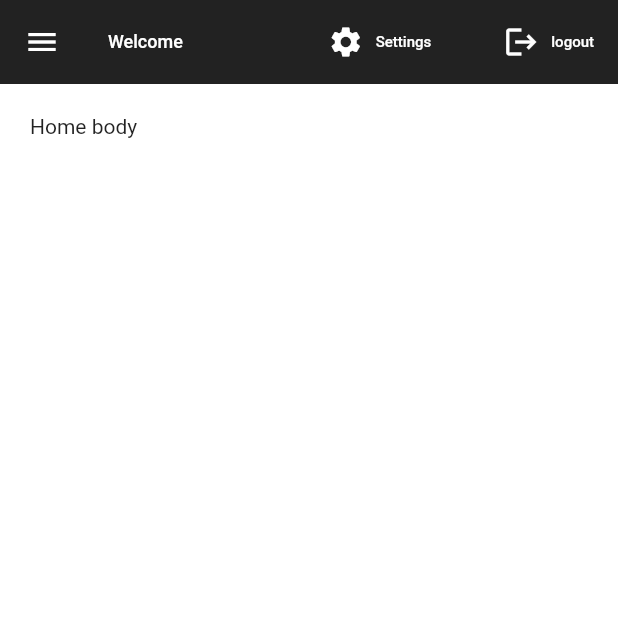
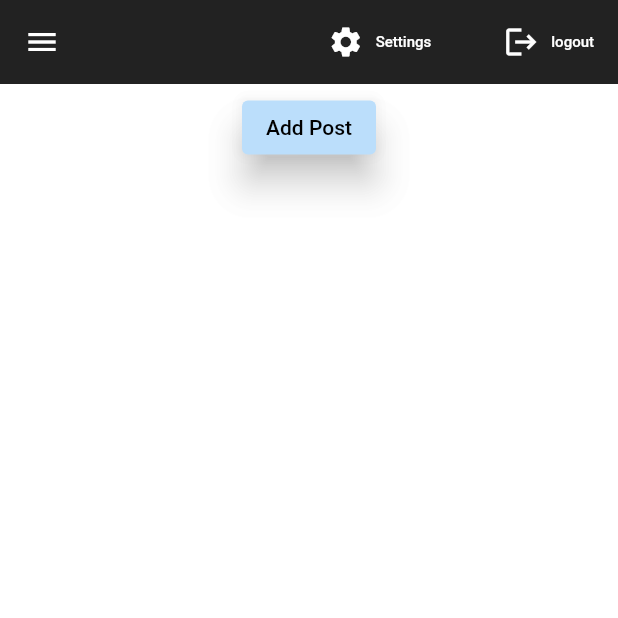
Before and after one commit to SougataGhosh314/harmony, a Flutter app: the screen it shows once a user with an empty profile is signed in, on a phone screen of 412 x 824 dp, the top half of it. Run offline on Flutter 3.47's test engine with Material 2 defaults, Android fonts, the phone set to English and light mode, and no system bars; our stand-ins replace cloud_firestore, firebase_auth, firebase_core, firebase_storage, flutter_spinkit, fluttertoast and 2 more; accounts and stored records are empty.

Commit message:
added post creation and personal feed based on friends' posts and type of post, toDO: likes and comments and remove post

```diff
--- a/lib/main.dart
+++ b/lib/main.dart
@@ -8,6 +8,7 @@ import 'package:harmony_ghosh/screens/nav_items/friends/friends.dart';
 import 'package:harmony_ghosh/screens/nav_items/people/people.dart';
 import 'package:harmony_ghosh/screens/nav_items/recieved_requests/recieved_requests.dart';
 import 'package:harmony_ghosh/screens/nav_items/sent_requests/sent_requests.dart';
+import 'package:harmony_ghosh/screens/posts/add_post.dart';
 import 'package:harmony_ghosh/screens/wrapper.dart';
 import 'package:harmony_ghosh/services/auth.dart';
 import 'package:provider/provider.dart';
@@ -32,7 +33,8 @@ class MyApp extends StatelessWidget {
           "/people": (context) => People(),
           "/friends": (context) => Friends(),
           "/sent_requests": (context) => SentRequests(),
-          "/recieved_requests": (context) => RecievedRequests()
+          "/recieved_requests": (context) => RecievedRequests(),
+          "/add_post": (context) => AddPost()
         },
       ),
     );
--- /dev/null
+++ b/lib/models/post.dart
@@ -0,0 +1,51 @@
+class Post {
+  String postId; // post id: userID_creationTimeStamp
+  String creatorId; // stores user id of creator
+  String textContent; // stores the text content made in the post
+  String mediaContentURL;
+  // stores the URL of the photo/video in the post, if there
+  // conveniently it is the download URL of file
+  // posts/postId.png
+
+  List<String> likes; // stores the userIds of people who liked the post
+  List<String> comments;
+  // stores the comment in format:
+  // userIdofCommenter_timeStampOfComment_commentWritten
+
+  String visibility;
+  // "private", "friends" or "public"
+
+  Post(
+      {this.postId,
+      this.creatorId,
+      this.textContent,
+      this.mediaContentURL,
+      this.visibility,
+      this.comments,
+      this.likes});
+}
+
+class FeedPost {
+  String postId; // post id: userID_creationTimeStamp
+  String creatorName; // stores user id of creator
+  String textContent; // stores the text content made in the post
+  String mediaContentURL;
+  String timeOfPost;
+  // stores the URL of the photo/video in the post, if there
+  // conveniently it is the download URL of file
+  // posts/postId.png
+
+  List<String> likes; // stores the userIds of people who liked the post
+  List<String> comments;
+  // stores the comment in format:
+  // userIdofCommenter_timeStampOfComment_commentWritten
+
+  FeedPost(
+      {this.postId,
+      this.creatorName,
+      this.textContent,
+      this.mediaContentURL,
+      this.timeOfPost,
+      this.comments,
+      this.likes});
+}
--- a/lib/screens/home/home.dart
+++ b/lib/screens/home/home.dart
@@ -1,5 +1,6 @@
 import 'package:firebase_core/firebase_core.dart';
 import 'package:harmony_ghosh/models/app_user.dart';
+import 'package:harmony_ghosh/screens/home/my_feed/Posts.dart';
 import 'package:harmony_ghosh/services/auth.dart';
 import 'package:flutter/material.dart';
 import 'package:harmony_ghosh/services/database.dart';
@@ -82,7 +83,7 @@ class _HomeState extends State<Home> {
               backgroundColor: Colors.white54,
               appBar: AppBar(
                 title: Text(
-                  "Welcome ${appUser.name}", // $emailOfSignedInUser
+                  "${appUser.name}", // $emailOfSignedInUser
                   style: TextStyle(fontSize: 12, color: Colors.white),
                 ),
                 backgroundColor: Colors.black87,
@@ -121,8 +122,28 @@ class _HomeState extends State<Home> {
                 ],
               ),
               body: Padding(
-                padding: const EdgeInsets.all(20.0),
-                child: Text("Home body"),
+                padding: const EdgeInsets.all(5.0),
+                child: Column(
+                  children: [
+                    Center(
+                      child: ElevatedButton(
+                        child: Text(
+                          "Add Post",
+                          style: TextStyle(color: Colors.black),
+                        ),
+                        onPressed: () {
+                          // add post here
+                          Navigator.pushNamed(context, "/add_post");
+                        },
+                        style: ElevatedButton.styleFrom(
+                            primary: Colors.blue[100],
+                            elevation: 10,
+                            shadowColor: Colors.black),
+                      ),
+                    ),
+                    Expanded(child: Posts()),
+                  ],
+                ),
               ),
             );
           } else {
--- /dev/null
+++ b/lib/screens/home/my_feed/Posts.dart
@@ -0,0 +1,31 @@
+import 'package:flutter/material.dart';
+import 'package:harmony_ghosh/models/app_user.dart';
+import 'package:harmony_ghosh/models/post.dart';
+import 'package:harmony_ghosh/screens/home/my_feed/post_list.dart';
+import 'package:harmony_ghosh/screens/nav_items/friends/friend_list.dart';
+import 'package:harmony_ghosh/screens/nav_items/friends/friend_tile.dart';
+import 'package:harmony_ghosh/services/database.dart';
+import 'package:harmony_ghosh/shared/loading.dart';
+import 'package:provider/provider.dart';
+
+class Posts extends StatefulWidget {
+  @override
+  _PostsState createState() => _PostsState();
+}
+
+class _PostsState extends State<Posts> {
+  @override
+  Widget build(BuildContext context) {
+    final user = Provider.of<AppUser>(context);
+
+    return FutureProvider<List<FeedPost>>.value(
+      value: DatabaseService(uid: user.uid).getPosts(),
+      // update above to listen to posts future
+      child: RefreshIndicator(
+          onRefresh: () async {
+            setState(() {});
+          },
+          child: PostList()),
+    );
+  }
+}
--- a/lib/services/database.dart
+++ b/lib/services/database.dart
@@ -1,6 +1,7 @@
 import 'package:cloud_firestore/cloud_firestore.dart';
 import 'package:firebase_auth/firebase_auth.dart';
 import 'package:harmony_ghosh/models/app_user.dart';
+import 'package:harmony_ghosh/models/post.dart';
 
 class DatabaseService {
   final String uid;
@@ -9,6 +10,9 @@ class DatabaseService {
   // collection reference
   final CollectionReference reference =
       FirebaseFirestore.instance.collection("appusers");
+
+  final CollectionReference postReference =
+      FirebaseFirestore.instance.collection("posts");
 
   Future updateName(String newName) {
     reference.doc(uid).get().then((DocumentSnapshot ds) {
@@ -373,4 +377,76 @@ class DatabaseService {
       }
     });
   }
+
+  // create post
+  Future createPost(Post post) async {
+    postReference.doc(post.postId).set({
+      "postId": post.postId,
+      "creatorId": post.creatorId,
+      "textContent": post.textContent,
+      "mediaContentURL": post.mediaContentURL,
+      "visibility": post.visibility,
+      "comments": [],
+      "likes": []
+    });
+
+    reference.doc(uid).get().then((DocumentSnapshot ds) {
+      List<String> posts = dynamicListToStringList(ds.data()["posts"]);
+      posts.add(post.postId);
+      reference.doc(uid).update({"posts": posts});
+    });
+  }
+
+  // post list from snapshot
+  Future<List<FeedPost>> getPosts() async {
+    List<FeedPost> list = [];
+
+    await reference.doc(uid).get().then((DocumentSnapshot ds) async {
+      // print("for posts, friends found: " +
+      //     ds.data()["friends"].length.toString());
+
+      for (var i = 0; i < ds.data()["friends"].length; i++) {
+        await reference
+            .doc(ds.data()["friends"][i])
+            .get()
+            .then((DocumentSnapshot sp) async {
+          // print("31a post found for friend " +
+          //     ds.data()["friends"][i] +
+          //     " :: " +
+          //     sp.data()["posts"].length.toString());
+
+          for (var i = 0; i < sp.data()["posts"].length; i++) {
+            await postReference
+                .doc(sp.data()["posts"][i])
+                .get()
+                .then((DocumentSnapshot postDoc) async {
+              if (postDoc.data()["visibility"] != "private") {
+                String timeStamp = postDoc.data()["postId"].split("_")[1];
+
+                list.add(FeedPost(
+                    postId: postDoc.data()["postId"],
+                    creatorName:
+                        await getNameFromDB(postDoc.data()["creatorId"]),
+                    textContent: postDoc.data()["textContent"],
+                    mediaContentURL: postDoc.data()["mediaContentURL"],
+                    timeOfPost: DateTime.fromMillisecondsSinceEpoch(
+                            int.parse(timeStamp))
+                        .toString(),
+                    // (DateTime.fromMillisecondsSinceEpoch(
+                    //         postDoc.data()["postId"].split("_")[1]))
+                    //     .toString()
+                    comments:
+                        dynamicListToStringList(postDoc.data()["comments"]),
+                    likes: dynamicListToStringList(postDoc.data()["likes"])));
+              }
+            });
+          }
+        });
+      }
+    });
+
+    print("reached here");
+    print("post list at the end: " + list.toString());
+    return list;
+  }
 }
```
Also changed, not shown: lib/screens/authenticate/image_picker.dart (+0 -11 lines), lib/screens/home/my_feed/post_list.dart (added, +27 -0 lines), lib/screens/home/my_feed/post_tile.dart (added, +131 -0 lines), lib/screens/home/my_profile.dart (+0 -23 lines), lib/screens/posts/add_post.dart (added, +204 -0 lines).
